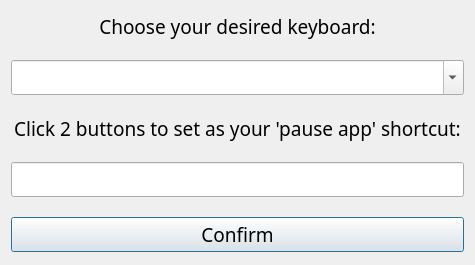
Qt form dialog.ui (Carcass0/Pinyin-tone-setter) before a commit.
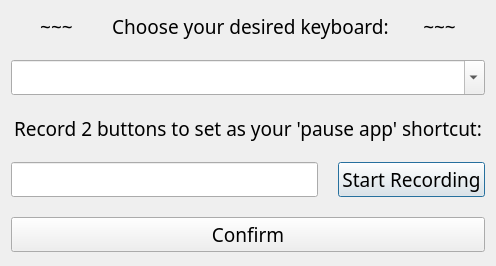
The same form after that commit.

Commit message: preferences now set with a GUI

What changed in the file:
```diff
--- a/dialog.ui
+++ b/dialog.ui
@@ -6,8 +6,8 @@
    <rect>
     <x>0</x>
     <y>0</y>
-    <width>475</width>
-    <height>265</height>
+    <width>496</width>
+    <height>266</height>
    </rect>
   </property>
   <property name="font">
@@ -19,13 +19,16 @@
   <property name="windowTitle">
    <string>Pinyin Tones</string>
   </property>
+  <property name="styleSheet">
+   <string notr="true"/>
+  </property>
   <layout class="QGridLayout" name="gridLayout_2">
    <item row="0" column="0">
-    <layout class="QGridLayout" name="gridLayout" columnstretch="0">
+    <layout class="QGridLayout" name="gridLayout" columnstretch="0,0">
      <property name="spacing">
       <number>20</number>
      </property>
-     <item row="4" column="0">
+     <item row="5" column="0">
       <widget class="QLineEdit" name="shortcut_edit">
        <property name="font">
         <font>
@@ -35,8 +38,43 @@
        </property>
       </widget>
      </item>
-     <item row="2" column="0">
-      <widget class="QComboBox" name="languageBox">
+     <item row="5" column="1">
+      <widget class="QPushButton" name="record_button">
+       <property name="font">
+        <font>
+         <family>Bahnschrift</family>
+         <pointsize>14</pointsize>
+        </font>
+       </property>
+       <property name="text">
+        <string>Start Recording</string>
+       </property>
+      </widget>
+     </item>
+     <item row="3" column="0" colspan="2">
+      <widget class="QLabel" name="shortcut_label">
+       <property name="sizePolicy">
+        <sizepolicy hsizetype="Preferred" vsizetype="Fixed">
+         <horstretch>0</horstretch>
+         <verstretch>0</verstretch>
+        </sizepolicy>
+       </property>
+       <property name="font">
+        <font>
+         <family>Bahnschrift</family>
+         <pointsize>14</pointsize>
+        </font>
+       </property>
+       <property name="text">
+        <string>Record 2 buttons to set as your 'pause app' shortcut:</string>
+       </property>
+       <property name="alignment">
+        <set>Qt::AlignCenter</set>
+       </property>
+      </widget>
+     </item>
+     <item row="2" column="0" colspan="2">
+      <widget class="QComboBox" name="language_box">
        <property name="sizePolicy">
         <sizepolicy hsizetype="Preferred" vsizetype="Fixed">
          <horstretch>0</horstretch>
@@ -63,7 +101,7 @@
        </property>
       </widget>
      </item>
-     <item row="0" column="0">
+     <item row="0" column="0" colspan="2">
       <widget class="QLabel" name="keyboard_label">
        <property name="sizePolicy">
         <sizepolicy hsizetype="Preferred" vsizetype="Fixed">
@@ -78,7 +116,7 @@
         </font>
        </property>
        <property name="text">
-        <string>Choose your desired keyboard:</string>
+        <string>~~~        Choose your desired keyboard:       ~~~</string>
        </property>
        <property name="scaledContents">
         <bool>false</bool>
@@ -88,7 +126,7 @@
        </property>
       </widget>
      </item>
-     <item row="5" column="0">
+     <item row="6" column="0" colspan="2">
       <widget class="QPushButton" name="confirm_button">
        <property name="font">
         <font>
@@ -101,28 +139,6 @@
        </property>
       </widget>
      </item>
-     <item row="3" column="0">
-      <widget class="QLabel" name="shortcut_label">
-       <property name="sizePolicy">
-        <sizepolicy hsizetype="Preferred" vsizetype="Fixed">
-         <horstretch>0</horstretch>
-         <verstretch>0</verstretch>
-        </sizepolicy>
-       </property>
-       <property name="font">
-        <font>
-         <family>Bahnschrift</family>
-         <pointsize>14</pointsize>
-        </font>
-       </property>
-       <property name="text">
-        <string>Click 2 buttons to set as your 'pause app' shortcut:</string>
-       </property>
-       <property name="alignment">
-        <set>Qt::AlignCenter</set>
-       </property>
-      </widget>
-     </item>
     </layout>
    </item>
   </layout>
```
The commit also changes 3 other files.
